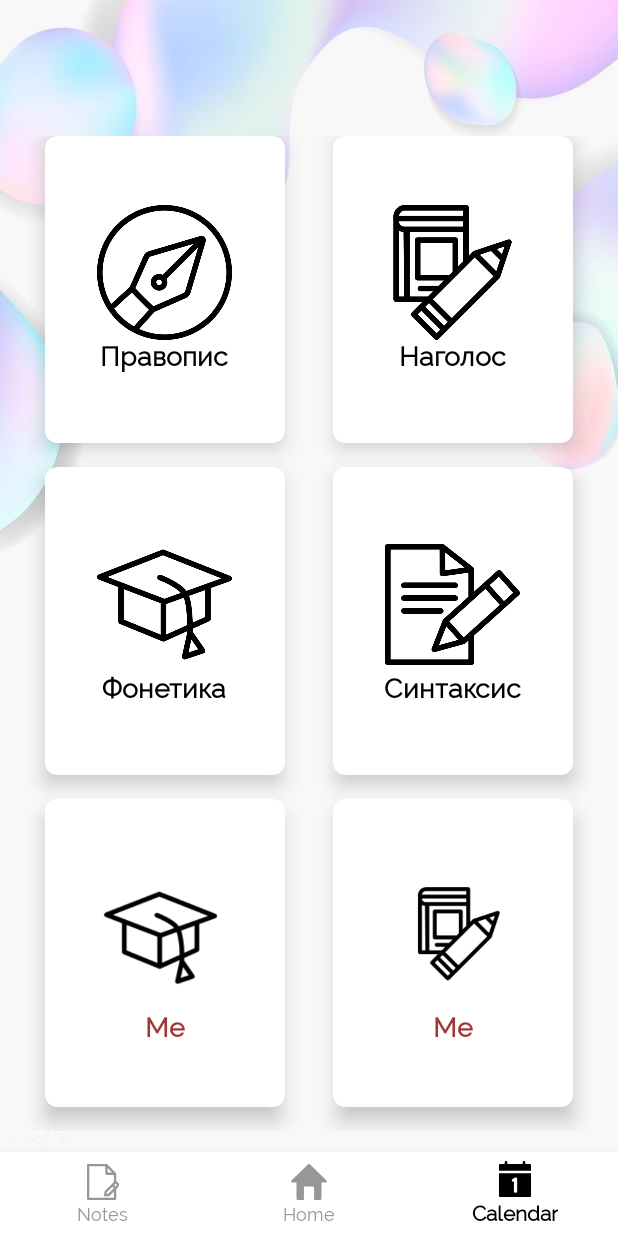
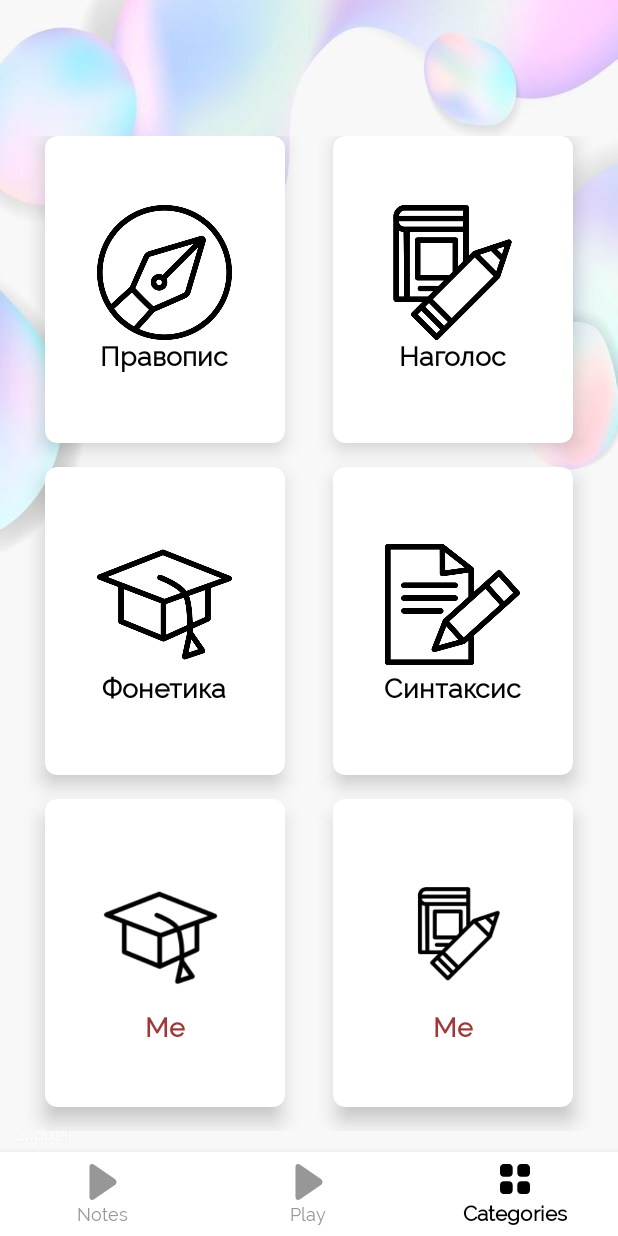
Before and after one commit to soniaa28/projectcards, an Android app: the screen it shows after launch (MainActivity), item 3 of the bottom bar chosen, on a phone screen of 412 x 824 dp. Run offline under Robolectric (Android 15) with nearby library versions, the light colour scheme and no system bars; libraries missing offline, so code that uses them is left out: com.lorentzos.flingswipe; 4 statements that could not run were skipped.

Commit message:
new icon

```diff
--- a/app/src/main/res/drawable-v24/ic_nav_calendar.xml
+++ b/app/src/main/res/drawable-v24/ic_nav_calendar.xml
@@ -1,5 +1,13 @@
-<vector android:height="25dp" android:viewportHeight="512"
-    android:viewportWidth="512" android:width="25dp" xmlns:android="http://schemas.android.com/apk/res/android">
-    <path android:fillColor="#FF000000" android:pathData="M465.888,43.517h-63.587v-25.45C402.301,8.089 394.212,0 384.234,0s-18.067,8.089 -18.067,18.067v25.45H145.833v-25.45C145.833,8.089 137.743,0 127.766,0s-18.067,8.089 -18.067,18.067v25.45H46.112c-9.978,0 -18.067,8.089 -18.067,18.067v76.631h455.909V61.584C483.954,51.606 475.865,43.517 465.888,43.517z"/>
-    <path android:fillColor="#FF000000" android:pathData="M28.046,174.348v319.585c0,9.978 8.089,18.067 18.067,18.067h419.775c9.978,0 18.067,-8.089 18.067,-18.067V174.348H28.046zM287.012,438.153c0,9.543 -11.63,14.314 -23.26,14.314c-11.63,0 -23.259,-4.771 -23.259,-14.314V286.375l-8.648,5.367c-17.589,11.724 -31.908,-20.812 -13.418,-31.906l39.361,-23.855c8.882,-5.554 29.224,0.34 29.224,12.523V438.153z"/>
+<vector xmlns:android="http://schemas.android.com/apk/res/android" xmlns:aapt="http://schemas.android.com/aapt"
+    android:viewportWidth="24"
+    android:viewportHeight="24"
+    android:width="24dp"
+    android:height="24dp">
+    <group
+        android:translateX="2"
+        android:translateY="2">
+        <path
+            android:pathData="M5.9199 11.4697C7.3299 11.4697 8.4599 12.6107 8.4599 14.0307L8.4599 14.0307L8.4599 17.4397C8.4599 18.8497 7.3299 19.9997 5.9199 19.9997L5.9199 19.9997L2.5399 19.9997C1.1399 19.9997 -0.0001 18.8497 -0.0001 17.4397L-0.0001 17.4397L-0.0001 14.0307C-0.0001 12.6107 1.1399 11.4697 2.5399 11.4697L2.5399 11.4697ZM17.46 11.4697C18.86 11.4697 20 12.6107 20 14.0307L20 14.0307L20 17.4397C20 18.8497 18.86 19.9997 17.46 19.9997L17.46 19.9997L14.08 19.9997C12.67 19.9997 11.54 18.8497 11.54 17.4397L11.54 17.4397L11.54 14.0307C11.54 12.6107 12.67 11.4697 14.08 11.4697L14.08 11.4697ZM5.9199 -0.00000000000009325873C7.3299 -0.00000000000009325873 8.4599 1.15 8.4599 2.561L8.4599 2.561L8.4599 5.97C8.4599 7.39 7.3299 8.53 5.9199 8.53L5.9199 8.53L2.5399 8.53C1.1399 8.53 -0.0001 7.39 -0.0001 5.97L-0.0001 5.97L-0.0001 2.561C-0.0001 1.15 1.1399 -0.00000000000009325873 2.5399 -0.00000000000009325873L2.5399 -0.00000000000009325873ZM17.46 -0.00000000000009325873C18.86 -0.00000000000009325873 20 1.15 20 2.561L20 2.561L20 5.97C20 7.39 18.86 8.53 17.46 8.53L17.46 8.53L14.08 8.53C12.67 8.53 11.54 7.39 11.54 5.97L11.54 5.97L11.54 2.561C11.54 1.15 12.67 -0.00000000000009325873 14.08 -0.00000000000009325873L14.08 -0.00000000000009325873Z"
+            android:fillColor="#200E32" />
+    </group>
 </vector>
--- a/app/src/main/res/drawable-v24/ic_nav_home.xml
+++ b/app/src/main/res/drawable-v24/ic_nav_home.xml
@@ -1,4 +1,9 @@
-<vector android:height="25dp" android:viewportHeight="512"
-    android:viewportWidth="512" android:width="25dp" xmlns:android="http://schemas.android.com/apk/res/android">
-    <path android:fillColor="#FF000000" android:pathData="M505.437,234.777L267.872,4.805c-6.617,-6.407 -17.124,-6.407 -23.741,0L6.565,234.777c-11.002,10.65 -3.425,29.329 11.87,29.329H78.04v230.828c0,9.425 7.641,17.067 17.067,17.067h88.171V336.35c0,-9.425 7.641,-17.067 17.067,-17.067h111.312c9.425,0 17.067,7.641 17.067,17.067V512h88.171c9.425,0 17.067,-7.641 17.067,-17.067V264.107h59.605C508.876,264.107 516.428,245.417 505.437,234.777z"/>
+<vector xmlns:android="http://schemas.android.com/apk/res/android" xmlns:aapt="http://schemas.android.com/aapt"
+    android:viewportWidth="494.148"
+    android:viewportHeight="494.148"
+    android:width="494.148dp"
+    android:height="494.148dp">
+    <path
+        android:pathData="M405.284 201.188L130.804 13.28C118.128 4.596 105.356 0 94.74 0C74.216 0 61.52 16.472 61.52 44.044v406.124c0 27.54 12.68 43.98 33.156 43.98c10.632 0 23.2 -4.6 35.904 -13.308l274.608 -187.904c17.66 -12.104 27.44 -28.392 27.44 -45.884C432.632 229.572 422.964 213.288 405.284 201.188z"
+        android:fillColor="#000000" />
 </vector>
--- a/app/src/main/res/drawable-v24/ic_nav_notes.xml
+++ b/app/src/main/res/drawable-v24/ic_nav_notes.xml
@@ -1,4 +1,9 @@
-<vector android:height="25dp" android:viewportHeight="512"
-    android:viewportWidth="512" android:width="25dp" xmlns:android="http://schemas.android.com/apk/res/android">
-    <path android:fillColor="#FF000000" android:pathData="M469.946,263.111c-7.221,-7.203 -16.203,-11.588 -25.569,-13.185V138.541c0,-4.305 -1.723,-8.645 -4.892,-11.813L317.649,4.891C314.511,1.751 310.176,0 305.836,0H44.795C35.575,0 28.1,7.475 28.1,16.696v478.609c0,9.22 7.475,16.696 16.696,16.696h382.887c9.22,0 16.696,-7.475 16.696,-16.696V355.977l25.584,-25.584C488.577,311.778 488.521,281.652 469.946,263.111zM322.54,57.01l64.828,64.828H322.54V57.01zM410.987,478.609H61.491V33.391h227.657v105.141c0,9.22 7.475,16.696 16.696,16.696h105.143v101.28c-6.319,3.962 -8.756,7.075 -31.893,30.209c-0.012,0.012 -0.027,0.023 -0.039,0.036c-0.012,0.012 -0.023,0.027 -0.035,0.039l-96.764,96.755c-2.542,2.542 -4.197,5.839 -4.715,9.397l-7.401,50.766c-1.355,9.288 5.134,19.078 17.74,19.132c0.03,0 0.061,0.001 0.091,0.001c2.855,0 5.956,-0.57 52.163,-7.305c3.558,-0.519 6.855,-2.173 9.397,-4.716l61.455,-61.454V478.609zM410.911,342.222l-81.075,81.074c-9.602,1.4 -22.431,3.279 -23.477,3.433l3.424,-23.486l81.079,-81.071L410.911,342.222zM446.351,306.781l-11.829,11.829l-20.049,-20.049l11.824,-11.823c0.006,-0.006 0.012,-0.011 0.019,-0.017c5.475,-5.447 14.46,-5.544 20.047,0.027C451.841,292.22 451.923,301.206 446.351,306.781z"/>
+<vector xmlns:android="http://schemas.android.com/apk/res/android" xmlns:aapt="http://schemas.android.com/aapt"
+    android:viewportWidth="494.148"
+    android:viewportHeight="494.148"
+    android:width="494.148dp"
+    android:height="494.148dp">
+    <path
+        android:pathData="M405.284 201.188L130.804 13.28C118.128 4.596 105.356 0 94.74 0C74.216 0 61.52 16.472 61.52 44.044v406.124c0 27.54 12.68 43.98 33.156 43.98c10.632 0 23.2 -4.6 35.904 -13.308l274.608 -187.904c17.66 -12.104 27.44 -28.392 27.44 -45.884C432.632 229.572 422.964 213.288 405.284 201.188z"
+        android:fillColor="#000000" />
 </vector>
--- a/app/src/main/res/menu/menu_bottom_navigation.xml
+++ b/app/src/main/res/menu/menu_bottom_navigation.xml
@@ -14,14 +14,14 @@
         android:id="@+id/action_home"
         android:checked="true"
         android:icon="@drawable/ic_nav_home"
-        android:title="@string/tab1"
+        android:title="Play"
         />
 
     <item
         android:id="@+id/action_calendar"
         android:checked="true"
         android:icon="@drawable/ic_nav_calendar"
-        android:title="@string/tab3"
+        android:title="Categories"
         />
     </group>
 
```
Also changed, not shown: app/src/main/res/drawable/cate.png (added), app/src/main/res/drawable/play.png (added).
